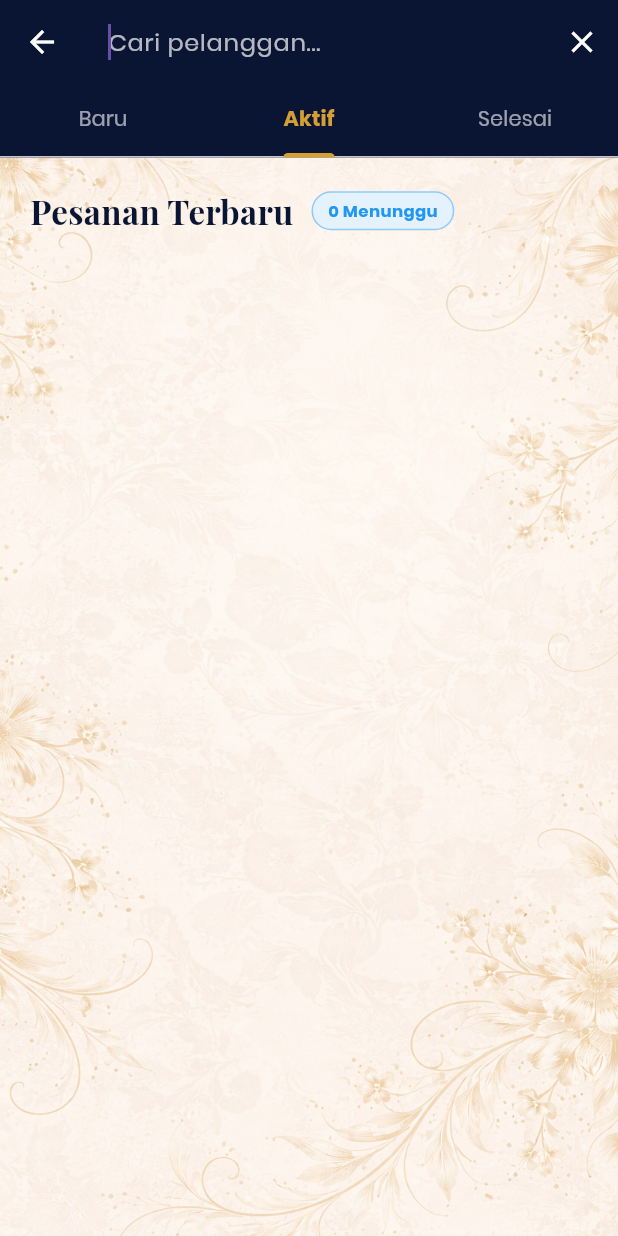
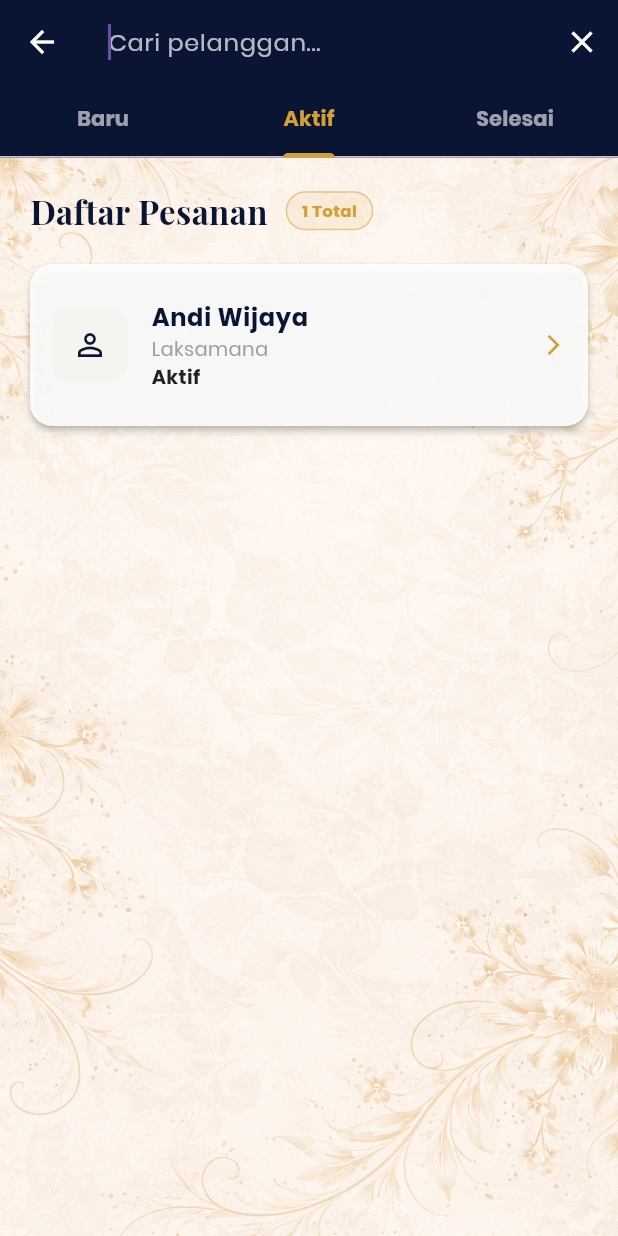
Before and after one commit to farinsevany-art/Penyewaan-Baju, a Flutter app: the ManajemenPesananScreen screen opened directly, tab 2 chosen, after a tap on the "search" icon, on a phone screen of 412 x 824 dp. Run offline on Flutter 3.47's test engine with Material 3 defaults, Android fonts, the phone set to English and light mode, and no system bars; our stand-ins replace fl_chart.

Commit message:
rent management fixing

```diff
--- a/lib/features/admin/screens/rent_management_page.dart
+++ b/lib/features/admin/screens/rent_management_page.dart
@@ -1,8 +1,23 @@
 import 'package:flutter/material.dart';
+import '../../auth/widgets/auth_background.dart';
 import '../../../core/constants/colors.dart';
-import '../../auth/widgets/auth_background.dart';
 
-// --- Note: Gunakan Theme.of(context).textTheme untuk konsistensi font ---
+// --- MODEL DATA ---
+class PesananData {
+  final String name;
+  final String category;
+  final String status;
+  final String imageUrl;
+  final bool isUrgent;
+
+  PesananData({
+    required this.name,
+    required this.category,
+    required this.status,
+    required this.imageUrl,
+    this.isUrgent = false,
+  });
+}
 
 class ManajemenPesananScreen extends StatefulWidget {
   const ManajemenPesananScreen({super.key});
@@ -11,34 +26,17 @@ class ManajemenPesananScreen extends StatefulWidget {
   State<ManajemenPesananScreen> createState() => _ManajemenPesananScreenState();
 }
 
-class _ManajemenPesananScreenState extends State<ManajemenPesananScreen>
-    with SingleTickerProviderStateMixin {
+class _ManajemenPesananScreenState extends State<ManajemenPesananScreen> with SingleTickerProviderStateMixin {
   late TabController _tabController;
   final TextEditingController _searchController = TextEditingController();
   String _searchText = "";
   bool _isSearching = false;
 
-  // Data dummy (Sama seperti sebelumnya)
   final List<PesananData> _allOrders = [
-    PesananData(
-      name: "Sarah Jenkins",
-      category: "Clara 1",
-      status: "Baru",
-      imageUrl: "",
-      isUrgent: true,
-    ),
-    PesananData(
-      name: "Michael Chen",
-      category: "Rama",
-      status: "Baru",
-      imageUrl: "",
-    ),
-    PesananData(
-      name: "Elena Rodriguez",
-      category: "Shinta",
-      status: "Baru",
-      imageUrl: "",
-    ),
+    PesananData(name: "Sarah Jenkins", category: "Clara 1", status: "Baru", imageUrl: "", isUrgent: true),
+    PesananData(name: "Michael Chen", category: "Rama", status: "Baru", imageUrl: ""),
+    PesananData(name: "Elena Rodriguez", category: "Shinta", status: "Baru", imageUrl: ""),
+    PesananData(name: "Andi Wijaya", category: "Laksamana", status: "Aktif", imageUrl: ""),
   ];
 
   @override
@@ -48,32 +46,36 @@ class _ManajemenPesananScreenState extends State<ManajemenPesananScreen>
   }
 
   @override
+  void dispose() {
+    _tabController.dispose();
+    _searchController.dispose();
+    super.dispose();
+  }
+
+  @override
   Widget build(BuildContext context) {
     return Scaffold(
-      backgroundColor: Colors.transparent, // Agar background terlihat
       appBar: AppBar(
         backgroundColor: AppColors.primaryNavy,
         elevation: 0,
         leading: _isSearching
             ? IconButton(
-                icon: const Icon(Icons.arrow_back),
-                onPressed: () => setState(() => _isSearching = false),
+                icon: const Icon(Icons.arrow_back, color: Colors.white),
+                onPressed: () => setState(() {
+                  _isSearching = false;
+                  _searchController.clear();
+                  _searchText = "";
+                }),
               )
             : Padding(
-                padding: const EdgeInsets.all(12.0),
-                child: Image.asset(
-                  'assets/images/Logotransparan.png',
-                  fit: BoxFit.contain,
-                ),
+                padding: const EdgeInsets.all(10.0),
+                child: Image.asset('assets/images/Logotransparan.png', fit: BoxFit.contain),
               ),
         title: _isSearching
             ? TextField(
                 controller: _searchController,
                 autofocus: true,
-                style: const TextStyle(
-                  color: Colors.white,
-                  fontFamily: 'Poppins',
-                ),
+                style: const TextStyle(color: Colors.white),
                 decoration: const InputDecoration(
                   hintText: "Cari pelanggan...",
                   hintStyle: TextStyle(color: Colors.white70),
@@ -83,20 +85,17 @@ class _ManajemenPesananScreenState extends State<ManajemenPesananScreen>
               )
             : Text(
                 'Manajemen Pesanan',
-                style: Theme.of(context).textTheme.titleLarge?.copyWith(
-                  color: AppColors.primaryGold,
-                  // Playfair Display otomatis dari AppTheme.titleLarge
-                ),
+                style: Theme.of(context).textTheme.titleLarge?.copyWith(color: AppColors.primaryGold),
               ),
         actions: [
           IconButton(
-            icon: Icon(
-              _isSearching ? Icons.close : Icons.search,
-              color: Colors.white,
-            ),
+            icon: Icon(_isSearching ? Icons.close : Icons.search, color: Colors.white),
             onPressed: () => setState(() {
+              if (_isSearching) {
+                _searchController.clear();
+                _searchText = "";
+              }
               _isSearching = !_isSearching;
-              if (!_isSearching) _searchController.clear();
             }),
           ),
         ],
@@ -104,7 +103,6 @@ class _ManajemenPesananScreenState extends State<ManajemenPesananScreen>
       body: AuthBackground(
         child: Column(
           children: [
-            // TabBar styling
             Container(
               color: AppColors.primaryNavy,
               child: TabBar(
@@ -113,16 +111,6 @@ class _ManajemenPesananScreenState extends State<ManajemenPesananScreen>
                 indicatorWeight: 3,
                 labelColor: AppColors.primaryGold,
                 unselectedLabelColor: Colors.white60,
-                labelStyle: const TextStyle(
-                  fontFamily: 'Poppins',
-                  fontWeight: FontWeight.bold,
-                  fontSize: 14,
-                ),
-                unselectedLabelStyle: const TextStyle(
-                  fontFamily: 'Poppins',
-                  fontWeight: FontWeight.normal,
-                  fontSize: 14,
-                ),
                 tabs: const [
                   Tab(text: "Baru"),
                   Tab(text: "Aktif"),
@@ -156,21 +144,22 @@ class _ManajemenPesananScreenState extends State<ManajemenPesananScreen>
       padding: const EdgeInsets.all(20),
       itemCount: filteredList.length + 1,
       itemBuilder: (context, index) {
-        if (index == 0) return _buildHeader(filteredList.length);
+        // Mengirim statusTab ke header untuk logika pengkondisian badge
+        if (index == 0) return _buildHeader(filteredList.length, statusTab);
         final item = filteredList[index - 1];
         return _buildOrderItem(item);
       },
     );
   }
 
-  Widget _buildHeader(int count) {
+  Widget _buildHeader(int count, String statusTab) {
     return Padding(
       padding: const EdgeInsets.only(bottom: 20),
       child: Row(
         children: [
           Text(
-            "Pesanan Terbaru",
-            style: TextStyle(
+            statusTab == "Baru" ? "Pesanan Terbaru" : "Daftar Pesanan",
+            style: const TextStyle(
               fontFamily: 'PlayfairDisplay',
               fontSize: 22,
               fontWeight: FontWeight.bold,
@@ -178,6 +167,9 @@ class _ManajemenPesananScreenState extends State<ManajemenPesananScreen>
             ),
           ),
           const SizedBox(width: 12),
+
+          // Logika Badge: Menunggu (Biru) untuk Tab Baru, Total (Emas) untuk Tab lainnya
+          if (statusTab == "Baru")
             Container(
               padding: const EdgeInsets.symmetric(horizontal: 10, vertical: 4),
               decoration: BoxDecoration(
@@ -194,6 +186,24 @@ class _ManajemenPesananScreenState extends State<ManajemenPesananScreen>
                   fontWeight: FontWeight.bold,
                 ),
               ),
+            )
+          else
+            Container(
+              padding: const EdgeInsets.symmetric(horizontal: 10, vertical: 4),
+              decoration: BoxDecoration(
+                color: AppColors.primaryGold.withOpacity(0.1),
+                borderRadius: BorderRadius.circular(20),
+                border: Border.all(color: AppColors.primaryGold.withOpacity(0.5)),
+              ),
+              child: Text(
+                "$count Total",
+                style: const TextStyle(
+                  fontFamily: 'Poppins',
+                  fontSize: 11,
+                  color: AppColors.primaryGold,
+                  fontWeight: FontWeight.bold,
+                ),
+              ),
             ),
         ],
       ),
@@ -201,28 +211,19 @@ class _ManajemenPesananScreenState extends State<ManajemenPesananScreen>
   }
 
   Widget _buildOrderItem(PesananData item) {
-    return Container(
-      margin: const EdgeInsets.only(bottom: 15),
-      decoration: BoxDecoration(
+    return Card(
+      margin: const EdgeInsets.only(bottom: 12),
+      elevation: 2,
       color: Colors.white.withOpacity(0.9),
-        borderRadius: BorderRadius.circular(15),
-        boxShadow: [
-          BoxShadow(
-            color: Colors.black.withOpacity(0.05),
-            blurRadius: 10,
-            offset: const Offset(0, 4),
-          ),
-        ],
-      ),
+      shape: RoundedRectangleBorder(borderRadius: BorderRadius.circular(15)),
       child: ListTile(
         contentPadding: const EdgeInsets.all(15),
         leading: Container(
-          width: 55,
-          height: 55,
+          width: 50,
+          height: 50,
           decoration: BoxDecoration(
             color: AppColors.offWhite,
             borderRadius: BorderRadius.circular(12),
-            border: Border.all(color: AppColors.primaryGold.withOpacity(0.3)),
           ),
           child: const Icon(Icons.person_outline, color: AppColors.primaryNavy),
         ),
@@ -231,12 +232,7 @@ class _ManajemenPesananScreenState extends State<ManajemenPesananScreen>
             Expanded(
               child: Text(
                 item.name,
-                style: const TextStyle(
-                  fontFamily: 'Poppins',
-                  fontWeight: FontWeight.bold,
-                  fontSize: 16,
-                  color: AppColors.primaryNavy,
-                ),
+                style: const TextStyle(fontFamily: 'Poppins', fontWeight: FontWeight.bold, color: AppColors.primaryNavy),
               ),
             ),
             if (item.isUrgent)
@@ -248,12 +244,7 @@ class _ManajemenPesananScreenState extends State<ManajemenPesananScreen>
                 ),
                 child: const Text(
                   "PENTING",
-                  style: TextStyle(
-                    fontFamily: 'Poppins',
-                    color: Colors.orange,
-                    fontSize: 9,
-                    fontWeight: FontWeight.bold,
-                  ),
+                  style: TextStyle(color: Colors.orange, fontSize: 9, fontWeight: FontWeight.bold),
                 ),
               ),
           ],
@@ -261,47 +252,16 @@ class _ManajemenPesananScreenState extends State<ManajemenPesananScreen>
         subtitle: Column(
           crossAxisAlignment: CrossAxisAlignment.start,
           children: [
-            const SizedBox(height: 4),
-            Text(
-              item.category,
-              style: TextStyle(
-                fontFamily: 'Poppins',
-                color: Colors.grey.shade600,
-                fontSize: 13,
-              ),
-            ),
-            const SizedBox(height: 4),
+            Text(item.category, style: const TextStyle(fontFamily: 'Poppins', color: Colors.grey, fontSize: 13)),
             Text(
               item.status == "Baru" ? "Menunggu Disetujui" : item.status,
-              style: const TextStyle(
-                fontFamily: 'Poppins',
-                fontWeight: FontWeight.w600,
-                fontSize: 13,
-                color: Colors.black87,
-              ),
+              style: const TextStyle(fontFamily: 'Poppins', fontWeight: FontWeight.w600, fontSize: 13, color: Colors.black87),
             ),
           ],
         ),
-        trailing: const Icon(
-          Icons.arrow_forward_ios,
-          size: 16,
-          color: AppColors.primaryGold,
-        ),
+        trailing: const Icon(Icons.arrow_forward_ios, size: 16, color: AppColors.primaryGold),
         onTap: () {},
       ),
     );
   }
 }
-
-// Model Class sederhana
-class PesananData {
-  final String name, category, status, imageUrl;
-  final bool isUrgent;
-  PesananData({
-    required this.name,
-    required this.category,
-    required this.status,
-    required this.imageUrl,
-    this.isUrgent = false,
-  });
-}
```
Lines whose indentation alone changed are shown as unchanged.
